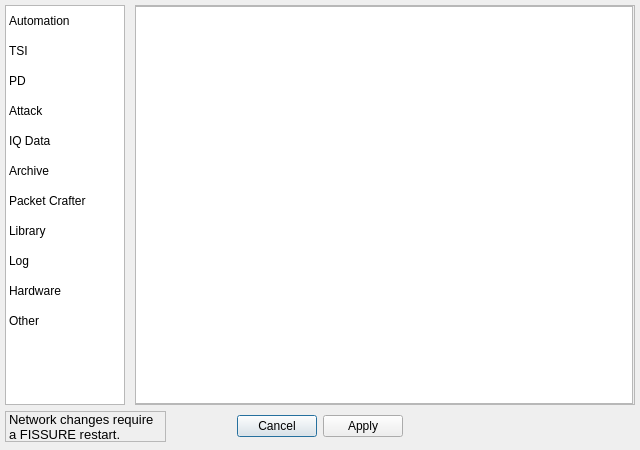
This is UI/options.ui in ainfosec/FISSURE as Qt 5 draws it before an edit. The edited form follows.
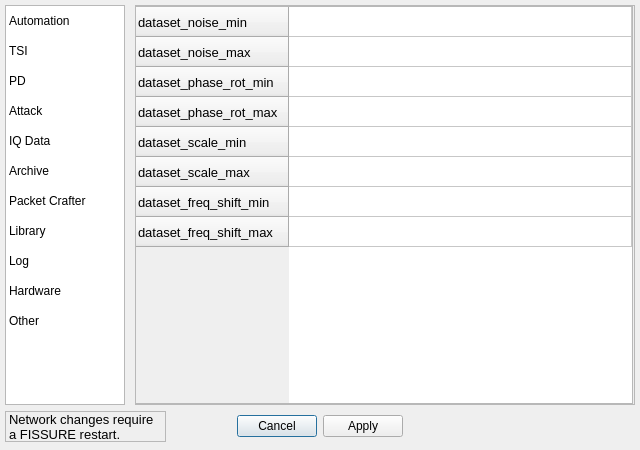
This is the edited form. The open tabs and pages were chosen to show the change.

Commit message: Dataset builder in Archive tab

```diff
--- a/UI/options.ui
+++ b/UI/options.ui
@@ -498,6 +498,86 @@
       <attribute name="verticalHeaderStretchLastSection">
        <bool>false</bool>
       </attribute>
+      <row>
+       <property name="text">
+        <string>dataset_noise_min</string>
+       </property>
+       <property name="font">
+        <font>
+         <pointsize>10</pointsize>
+        </font>
+       </property>
+      </row>
+      <row>
+       <property name="text">
+        <string>dataset_noise_max</string>
+       </property>
+       <property name="font">
+        <font>
+         <pointsize>10</pointsize>
+        </font>
+       </property>
+      </row>
+      <row>
+       <property name="text">
+        <string>dataset_phase_rot_min</string>
+       </property>
+       <property name="font">
+        <font>
+         <pointsize>10</pointsize>
+        </font>
+       </property>
+      </row>
+      <row>
+       <property name="text">
+        <string>dataset_phase_rot_max</string>
+       </property>
+       <property name="font">
+        <font>
+         <pointsize>10</pointsize>
+        </font>
+       </property>
+      </row>
+      <row>
+       <property name="text">
+        <string>dataset_scale_min</string>
+       </property>
+       <property name="font">
+        <font>
+         <pointsize>10</pointsize>
+        </font>
+       </property>
+      </row>
+      <row>
+       <property name="text">
+        <string>dataset_scale_max</string>
+       </property>
+       <property name="font">
+        <font>
+         <pointsize>10</pointsize>
+        </font>
+       </property>
+      </row>
+      <row>
+       <property name="text">
+        <string>dataset_freq_shift_min</string>
+       </property>
+       <property name="font">
+        <font>
+         <pointsize>10</pointsize>
+        </font>
+       </property>
+      </row>
+      <row>
+       <property name="text">
+        <string>dataset_freq_shift_max</string>
+       </property>
+       <property name="font">
+        <font>
+         <pointsize>10</pointsize>
+        </font>
+       </property>
+      </row>
       <column>
        <property name="text">
         <string/>
```
The commit also changes 9 other files.
